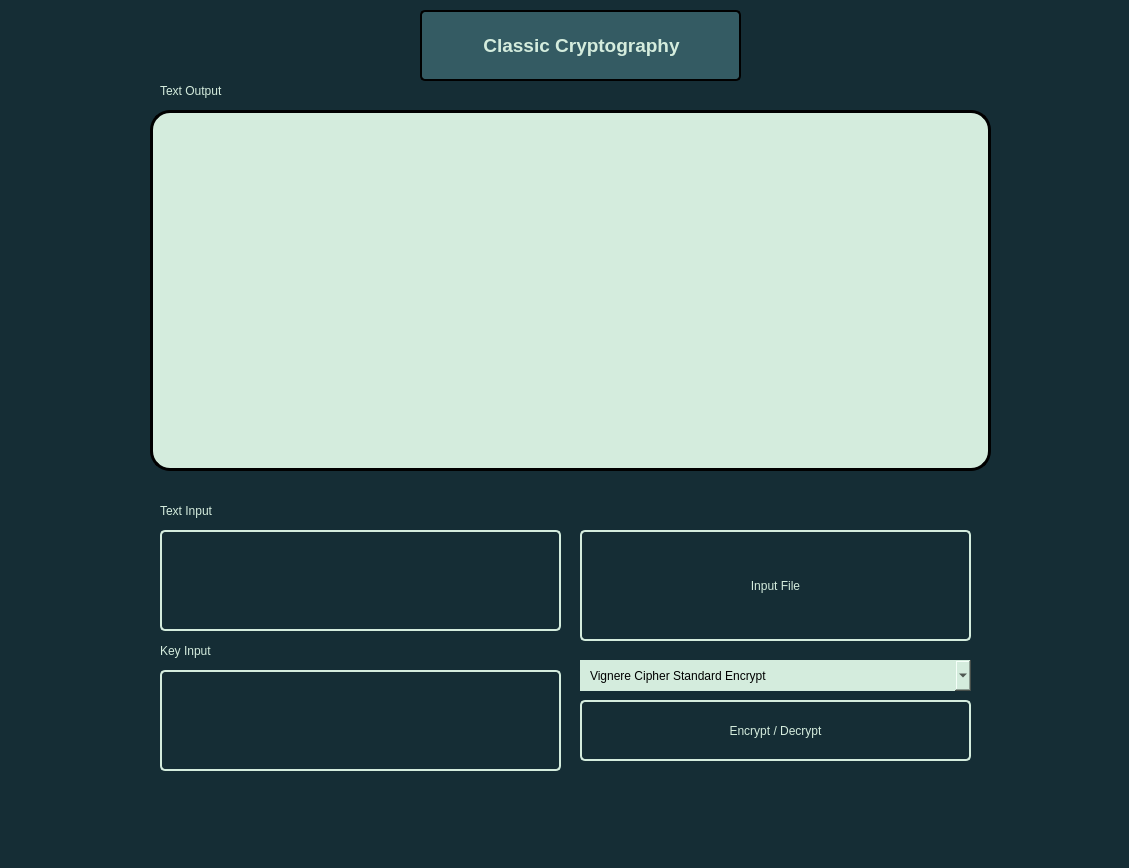
This is gui/classic-crypto-gui-ui.ui in darubagus/ClassicCryptography2021 as Qt 5 draws it before an edit. The edited form follows.
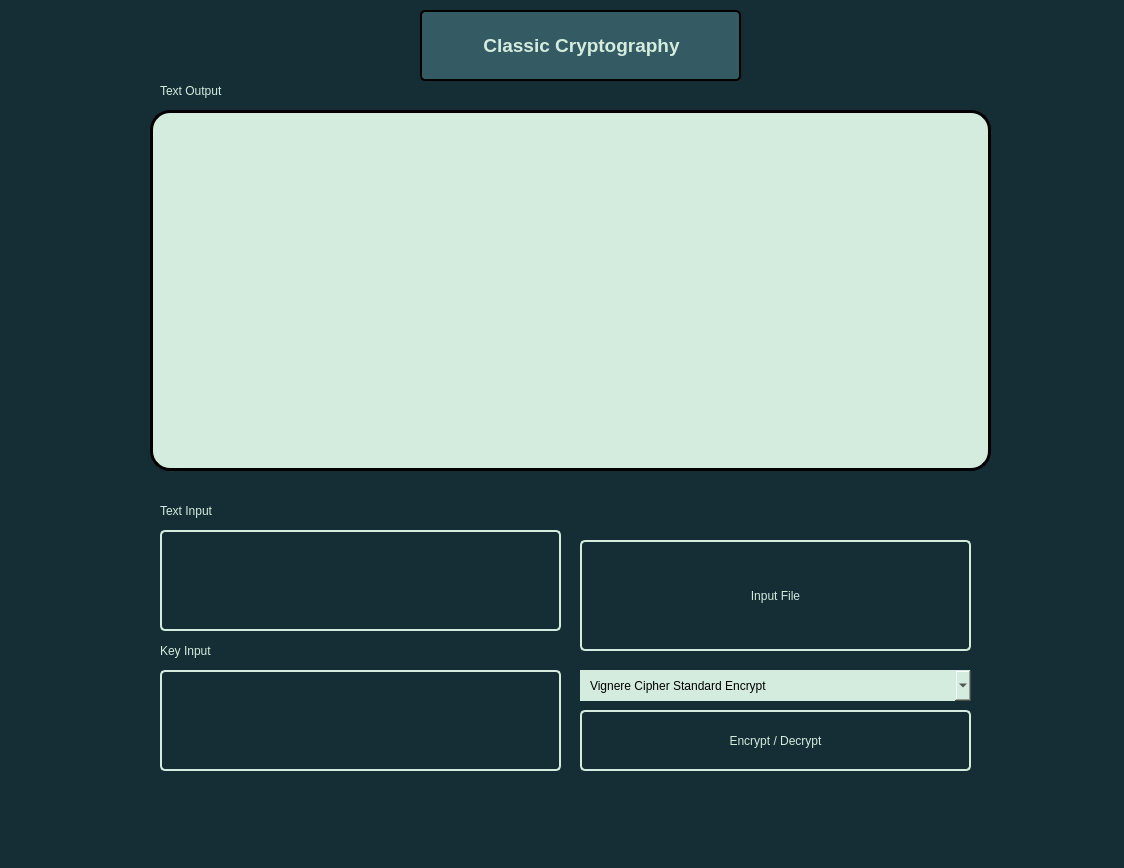
This is the edited form.

Diff of the .ui file:
```diff
--- a/gui/classic-crypto-gui-ui.ui
+++ b/gui/classic-crypto-gui-ui.ui
@@ -6,7 +6,7 @@
    <rect>
     <x>0</x>
     <y>0</y>
-    <width>1129</width>
+    <width>1124</width>
     <height>868</height>
    </rect>
   </property>
@@ -65,7 +65,7 @@
     <property name="geometry">
      <rect>
       <x>580</x>
-      <y>660</y>
+      <y>670</y>
       <width>391</width>
       <height>31</height>
      </rect>
@@ -151,7 +151,7 @@
     <property name="geometry">
      <rect>
       <x>580</x>
-      <y>700</y>
+      <y>710</y>
       <width>391</width>
       <height>61</height>
      </rect>
@@ -190,7 +190,7 @@
     <property name="geometry">
      <rect>
       <x>580</x>
-      <y>530</y>
+      <y>540</y>
       <width>391</width>
       <height>111</height>
      </rect>
```
Left out of the diff: 2 changed lines with no effect on the pictures.
